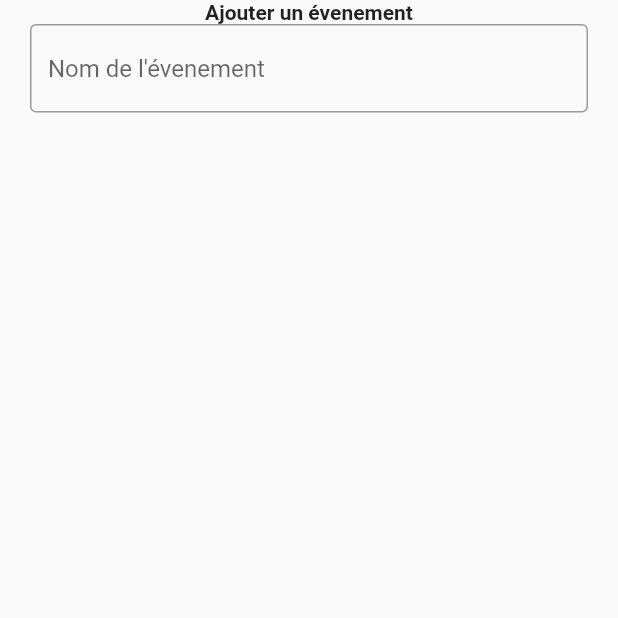
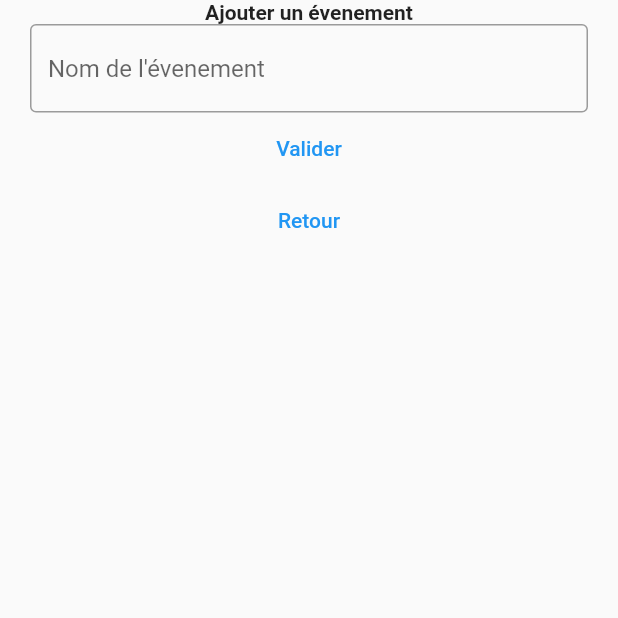
Before and after one commit to TakyL/CondProj_Flutter, a Flutter app: the screen it shows after launch, after a tap on the "add" icon, on a phone screen of 412 x 824 dp, the top half of it. Run offline on Flutter 3.47's test engine with Material 2 defaults, Android fonts, the phone set to English and light mode, and no system bars; our stand-ins replace flutter_datetime_picker, table_calendar; missing offline and left inert: dart:html.

Commit message:
Evenement visible dans le calandrier post ajout v0

```diff
--- /dev/null
+++ b/lib/classes/evenements_class.dart
@@ -0,0 +1,13 @@
+import 'package:flutter/foundation.dart';
+
+class Evenement {
+  // final DateTime date;
+  final String nom;
+
+  Evenement({required this.nom});
+
+  @override
+  String toString() {
+    return nom;
+  }
+}
--- a/lib/inter_ajoutevent.dart
+++ b/lib/inter_ajoutevent.dart
@@ -1,18 +1,19 @@
-
 import 'package:flutter/material.dart';
 import 'package:flutter_datetime_picker/flutter_datetime_picker.dart';
+import 'classes/evenements_class.dart';
 
 class Inter_Event extends StatefulWidget {
-   const Inter_Event({Key? key}) : super(key: key);
+  final DateTime time;
+  final void Function(DateTime d, Evenement e) callback; //Ajout la liste
+
+  const Inter_Event({Key? key, required this.time, required this.callback})
+      : super(key: key);
 
   @override
   _Inter_EventState createState() => _Inter_EventState();
 }
 
-
 class _Inter_EventState extends State<Inter_Event> {
-
-
   final _formKey = GlobalKey<FormState>();
   final _CtrlNom = TextEditingController();
   final _tePrenom = TextEditingController();
@@ -20,16 +21,11 @@ class _Inter_EventState extends State<Inter_Event> {
 
 //Expended puis flex
   void loginbutton() {
-    if (_formKey.currentState?.validate() == true) {
-    /*  print(_teNom.text);
-      Navigator.push(
-          context,
-          MaterialPageRoute(
-              builder: (context) =>
-                  MySecondPage(_teNom.text, _tePrenom.text, _teDate.text)));
-      ScaffoldMessenger.of(context).showSnackBar(
-        SnackBar(content: Text('ETAPE 1/4 ')),
-      );*/
+    if (_CtrlNom.text.isNotEmpty) {
+      widget.callback(widget.time, new Evenement(nom: _CtrlNom.text));
+      Navigator.pop(context);
+      ScaffoldMessenger.of(context)
+          .showSnackBar(SnackBar(content: Text("Evenement ajoute au calendrier")));
     }
   }
 
@@ -44,11 +40,12 @@ class _Inter_EventState extends State<Inter_Event> {
   Widget build(BuildContext context) {
     return Scaffold(
         body: Container(
-      padding: const EdgeInsets.only(left : 20, right:20),
+      padding: const EdgeInsets.only(left: 20, right: 20),
       child: SingleChildScrollView(
           child: Column(
         children: [
-          const  Text("Ajouter un évenement",style:  TextStyle(fontWeight: FontWeight.bold)),
+          const Text("Ajouter un évenement",
+              style: TextStyle(fontWeight: FontWeight.bold)),
           TextFormField(
             controller: _CtrlNom,
             decoration: const InputDecoration(
@@ -60,17 +57,12 @@ class _Inter_EventState extends State<Inter_Event> {
               return null;
             },
           ),
-
-
-
-
-
-
-
-
+          TextButton(onPressed: loginbutton, child: const Text("Valider")),
+          TextButton(
+              onPressed: () => Navigator.pop(context),
+              child: const Text("Retour")),
         ],
       )),
-    )
-    );
+    ));
   }
 }
--- a/lib/main.dart
+++ b/lib/main.dart
@@ -2,6 +2,7 @@ import 'package:flutter/material.dart';
 import 'package:table_calendar/table_calendar.dart';
 import 'inter_ajoutevent.dart';
 import 'classes/calendrier_class.dart';
+import 'classes/evenements_class.dart';
 import 'package:intl/date_symbol_data_local.dart'; //Pour le local
 
 void main() {
@@ -29,7 +30,7 @@ class MyHomePage extends StatefulWidget {
   const MyHomePage({Key? key, required this.title}) : super(key: key);
 
   final String title;
-
+  //On pourra avoir la liste des evenements => selectedevents
   @override
   State<MyHomePage> createState() => _MyHomePageState();
 }
@@ -39,10 +40,52 @@ class _MyHomePageState extends State<MyHomePage> {
   DateTime focusedday = DateTime.now();
   CalendarFormat format = CalendarFormat.month;
 
+  late Map<DateTime, List<Evenement>> selectedevents;
+  final _CtrlNom = TextEditingController();
+
+
   void menuajoutevent() //Push vers le menu d'ajout d'evenement
   {
-    Navigator.push(
-        context, MaterialPageRoute(builder: (context) => Inter_Event()));
+   /* showDialog(
+        context: context,
+        builder: (context) => AlertDialog(
+                title: Text("Add event"),
+                content: TextFormField(
+                  controller: _CtrlNom,
+                ),
+                actions: [
+                  TextButton(
+                      onPressed: () {
+                        if (_CtrlNom.text.isEmpty) {
+                        } else {
+                          AjouteEventtocetteputaineliste(focusedday,
+                              Evenement(nom: _CtrlNom.text.trim()));
+                        }
+                        Navigator.pop(context);
+                        _CtrlNom.clear();
+                        setState(() {});
+                        debugPrint(selectedevents.toString());
+                        return;
+                      },
+                      child: Text("Ok"))
+                ]));*/
+     Navigator.push(   context, MaterialPageRoute(builder: (context) => Inter_Event(time: focusedday, callback: AjouteEventtocetteputaineliste)));
+  }
+
+  void AjouteEventtocetteputaineliste(DateTime d, Evenement e) {
+    if (selectedevents[d] != null) {
+      selectedevents[d]?.add(e);
+    } else {
+      selectedevents[d] = [
+        Evenement(nom: e.nom)
+      ]; //Toute cette fonction est à refaire
+      debugPrint("AJOUT");
+    }
+    //selectedevents[d].add(e);
+  }
+
+  List<Evenement> _getEventsFromDay(DateTime d) {
+    return selectedevents[d] ?? []; //TODO Comprendre ce que j'ai écrit
   }
 
 /**
@@ -57,6 +100,17 @@ class _MyHomePageState extends State<MyHomePage> {
     });
   }
 }*/
+  @override
+  void dispose() {
+    _CtrlNom.dispose();
+    super.dispose();
+  }
+
+  @override
+  void initState() {
+    selectedevents = {};
+    super.initState();
+  }
 
   @override
   Widget build(BuildContext context) {
@@ -68,12 +122,11 @@ class _MyHomePageState extends State<MyHomePage> {
         child: Column(
           mainAxisAlignment: MainAxisAlignment.start,
           children: <Widget>[
-             TableCalendar(
+            TableCalendar(
               locale: 'fr_FR',
               focusedDay: focusedday,
               firstDay: DateTime(2020),
-              lastDay: DateTime(
-                  2050),
+              lastDay: DateTime(2050),
               calendarFormat: format,
               onFormatChanged: (CalendarFormat _format) {
                 setState(() {
@@ -109,6 +162,9 @@ class _MyHomePageState extends State<MyHomePage> {
                 return isSameDay(selectedday, date);
               },
             ),
+            ..._getEventsFromDay(selectedday).map((Evenement e) => ListTile(
+                  title: Text(e.nom),
+                )),
           ],
         ),
       ),
```
Lines whose indentation alone changed are shown as unchanged.
